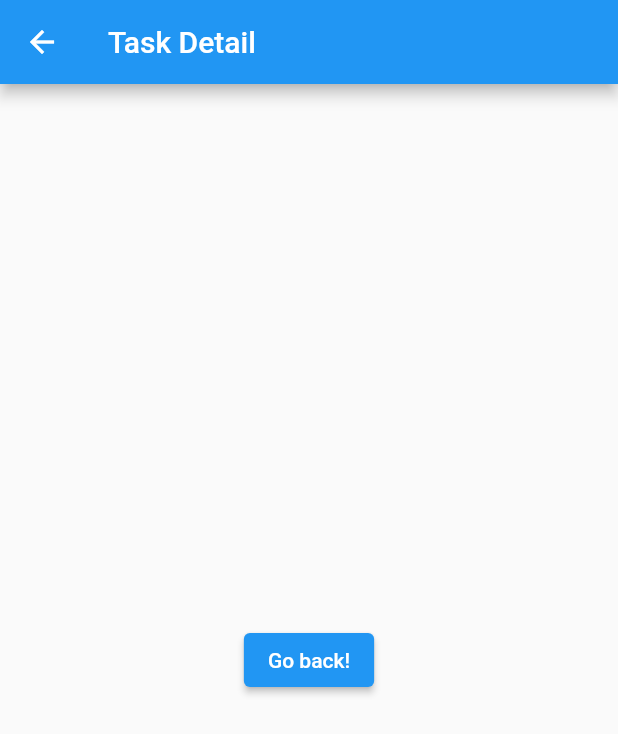
After one commit to faridlab/flutter-doodoo, a Flutter app: the TaskShow screen opened directly, on a phone screen of 412 x 824 dp. The commit adds this screen. Shown: the top 734 px of the screen. Run offline on Flutter 3.47's test engine with Material 2 defaults, Android fonts, the phone set to English and light mode, and no system bars; our stand-ins replace flutter_mobx, mobx; missing offline and left inert: dart_json_mapper, reflectable; generated files the repository leaves out were written again.

Commit message:
Pass arguments to screens

```diff
--- a/lib/router/router.dart
+++ b/lib/router/router.dart
@@ -8,14 +8,13 @@ Route<dynamic> generateRoute(RouteSettings settings) {
       // FIXME: find path by pattern
       return item['path'] == settings.name;
     });
-
     return MaterialPageRoute(
-        builder: (BuildContext context) => route['screen']());
+        builder: (BuildContext context) => route['screen'](),
+        settings: settings);
   } catch (e) {
     route = routes.firstWhere((item) {
       return item['path'] == '*';
     });
-
     return MaterialPageRoute(
         builder: (BuildContext context) => route['screen']());
   }
--- a/lib/router/routes.dart
+++ b/lib/router/routes.dart
@@ -3,6 +3,11 @@ import '../screens/screens.dart';
 
 List routes = [
   {'path': '/', 'screen': () => HomeScreen()},
+  // ROUTES: Tasks
+  {'path': '/tasks', 'screen': () => TaskIndex()},
+  {'path': '/task/create', 'screen': () => TaskCreate()},
+  {'path': '/task/detail', 'screen': () => TaskShow()},
+  {'path': '/task/edit', 'screen': () => TaskEdit()},
   {'path': '/login', 'screen': () => LoginScreen()},
   {'path': '*', 'screen': () => NotfoundScreen()}
 ];
--- /dev/null
+++ b/lib/screens/pages/tasks/show.dart
@@ -0,0 +1,22 @@
+import 'package:flutter/material.dart';
+import 'package:flutter_app/utils/ScreenArguments.dart';
+
+class TaskShow extends StatelessWidget {
+  @override
+  Widget build(BuildContext context) {
+    final ScreenArguments args = ModalRoute.of(context).settings.arguments;
+    return Scaffold(
+      appBar: AppBar(
+        title: Text("Task Detail"),
+      ),
+      body: Center(
+        child: ElevatedButton(
+          onPressed: () {
+            // Navigate back to first route when tapped.
+          },
+          child: Text('Go back!'),
+        ),
+      ),
+    );
+  }
+}
--- a/lib/screens/screens.dart
+++ b/lib/screens/screens.dart
@@ -2,3 +2,8 @@
 export './pages/auth/login.dart';
 export './pages/home/home.dart';
 export './pages/notfound.dart';
+
+export './pages/tasks/index.dart';
+export './pages/tasks/create.dart';
+export './pages/tasks/show.dart';
+export './pages/tasks/edit.dart';
--- /dev/null
+++ b/lib/utils/ScreenArguments.dart
@@ -0,0 +1,7 @@
+class ScreenArguments {
+  int id;
+  String collection;
+  Map<String, dynamic> data;
+
+  ScreenArguments({this.id, this.collection, this.data});
+}
```
Also changed, not shown: lib/screens/pages/home/home.dart (+13 -6 lines), lib/screens/pages/tasks/create.dart (added, +20 -0 lines), lib/screens/pages/tasks/edit.dart (added, +20 -0 lines), lib/screens/pages/tasks/index.dart (added, +20 -0 lines).
